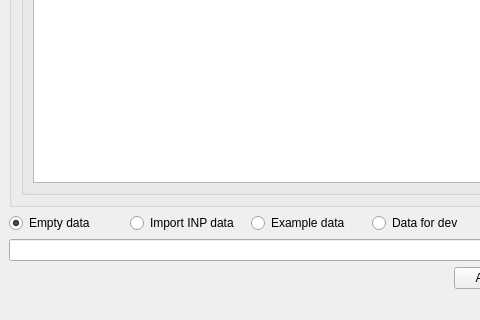
Old version of the form ui/readsql_create_project.ui in the repository Giswater/giswater_qgis_plugin; both pictures show x 0 to 480 and y 476 to 796 of the 629 by 796 pixel window.
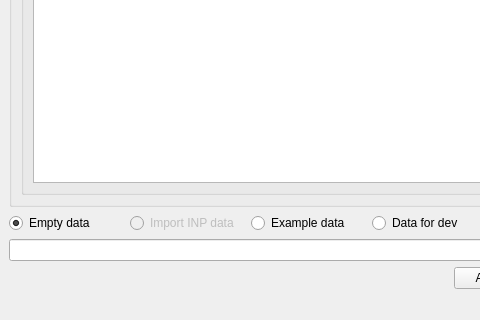
New version of the form.

Commit message: Enhance and bug fix some errors on read sql button

```diff
--- a/ui/readsql_create_project.ui
+++ b/ui/readsql_create_project.ui
@@ -68,6 +68,9 @@
       </item>
       <item>
        <widget class="QRadioButton" name="rdb_import_data">
+        <property name="enabled">
+         <bool>false</bool>
+        </property>
         <property name="text">
          <string>Import INP data</string>
         </property>
```
The commit also changes 1 other file.
